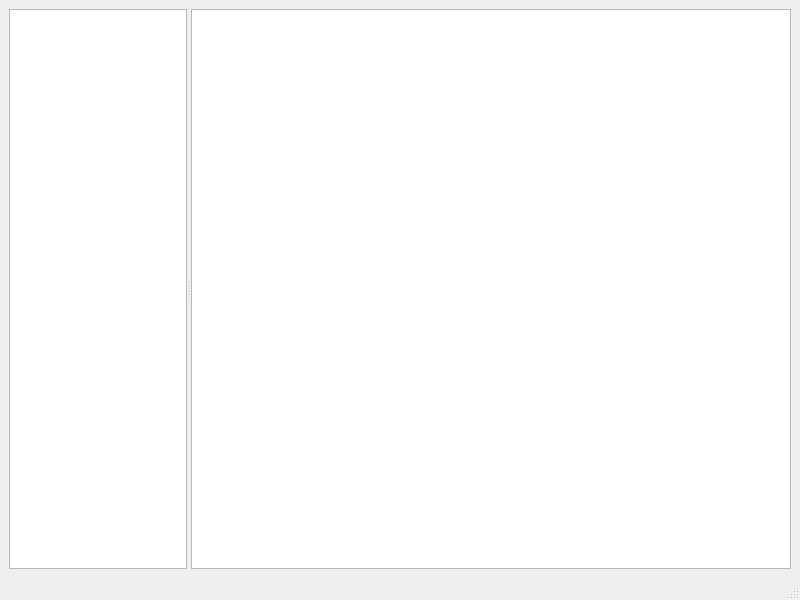
First picture: the form in ui/mainwindow.ui, repository sc420/music-score-editor-prototype-pattern, before the edit.
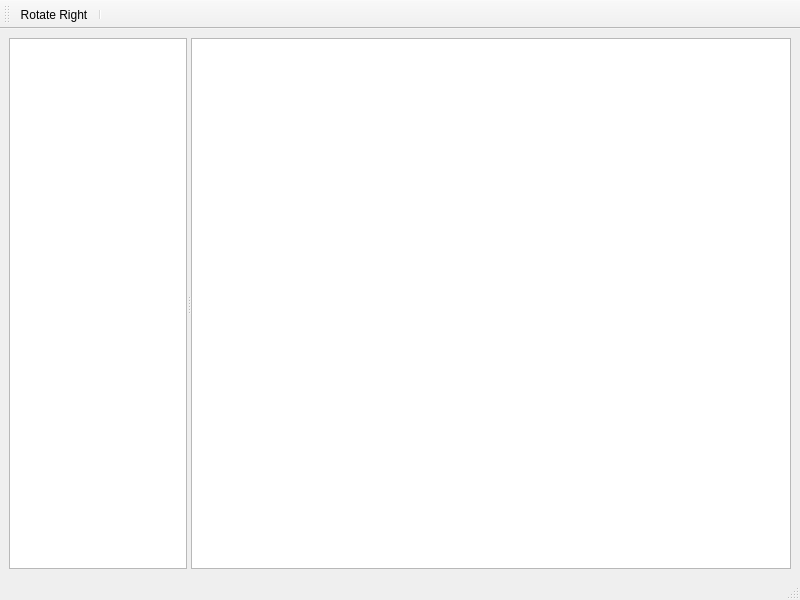
Second picture: the form after the edit. Icons and pictures are not drawn.

Diff of the .ui file:
```diff
--- a/ui/mainwindow.ui
+++ b/ui/mainwindow.ui
@@ -44,6 +44,31 @@
    </property>
   </widget>
   <widget class="QStatusBar" name="statusbar"/>
+  <widget class="QToolBar" name="toolBar">
+   <property name="windowTitle">
+    <string>toolBar</string>
+   </property>
+   <attribute name="toolBarArea">
+    <enum>TopToolBarArea</enum>
+   </attribute>
+   <attribute name="toolBarBreak">
+    <bool>false</bool>
+   </attribute>
+   <addaction name="actionRotateRight"/>
+   <addaction name="separator"/>
+  </widget>
+  <action name="actionRotateRight">
+   <property name="icon">
+    <iconset resource="../resources/resources.qrc">
+     <normaloff>:/toolbar/icons/outline_rotate_right_black_48dp.png</normaloff>:/toolbar/icons/outline_rotate_right_black_48dp.png</iconset>
+   </property>
+   <property name="text">
+    <string>Rotate Right</string>
+   </property>
+   <property name="toolTip">
+    <string>Rotate Right</string>
+   </property>
+  </action>
  </widget>
  <resources/>
  <connections/>
```
Left out of the diff: 4 changed lines with no effect on the pictures.
